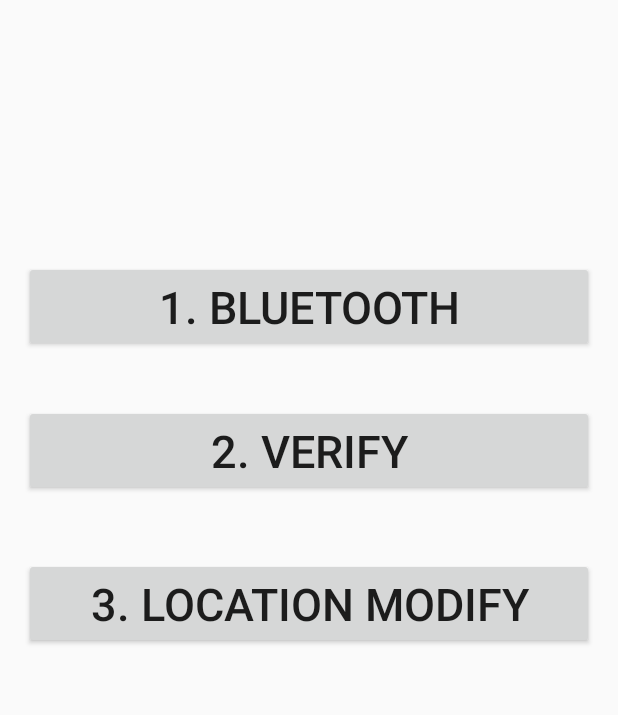
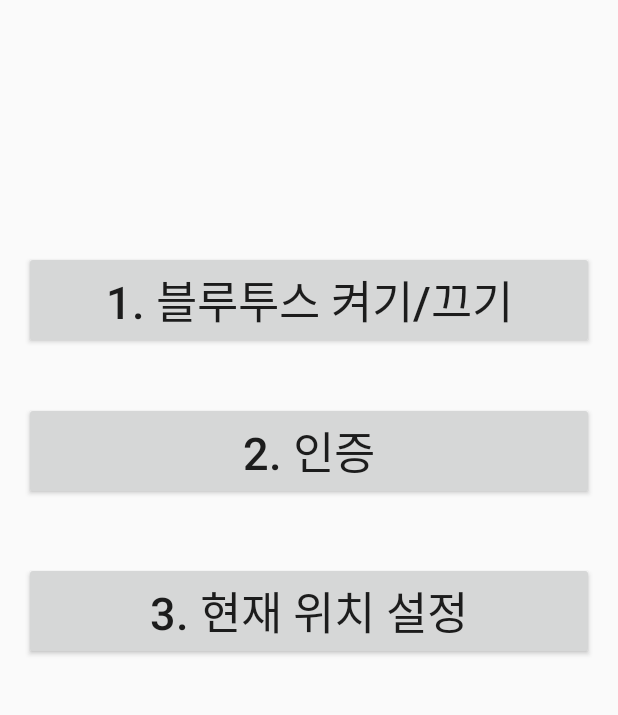
Before and after one commit to RabbitG29/BeaconAutoDoor, an Android app: the screen it shows after launch (MainActivity), on a phone screen of 412 x 824 dp, the part 209-924 px from its top. Run offline under Robolectric (Android 15) with nearby library versions, the phone set to English and light mode, and no system bars.

Commit message:
Menu(English -> Korean) MainActivity(Textview-UUID, Dialog-Verify)

```diff
--- a/app/src/main/res/layout/content_main.xml
+++ b/app/src/main/res/layout/content_main.xml
@@ -22,12 +22,18 @@
         android:layout_alignParentTop="true"
         android:layout_centerHorizontal="true" />
 
+    <TextView
+        android:layout_width="wrap_content"
+        android:layout_height="wrap_content"
+        android:id="@+id/uuid"
+        />
+
 
 
     <Button
         android:layout_width="match_parent"
         android:layout_height="wrap_content"
-        android:text="2. Verify"
+        android:text="2. 인증"
         android:textSize="30sp"
         android:id="@+id/verifybutton"
         android:layout_centerVertical="true"
@@ -38,7 +44,7 @@
         android:onClick="onClick"
         android:layout_width="match_parent"
         android:layout_height="wrap_content"
-        android:text="1. Bluetooth"
+        android:text="1. 블루투스 켜기/끄기"
         android:textSize="30sp"
         android:id="@+id/bluetoothbutton"
         android:layout_marginBottom="35dp"
@@ -51,7 +57,7 @@
         android:onClick="onClick"
         android:layout_width="match_parent"
         android:layout_height="wrap_content"
-        android:text="3. location Modify"
+        android:text="3. 현재 위치 설정"
         android:textSize="30sp"
         android:id="@+id/modifybutton"
         android:layout_marginTop="41dp"
```
Also changed, not shown: app/src/main/java/com/example/kdh/beacontest/MainActivity.java (+30 -15 lines), app/src/main/res/layout/dialog_verify.xml (added, +48 -0 lines).
